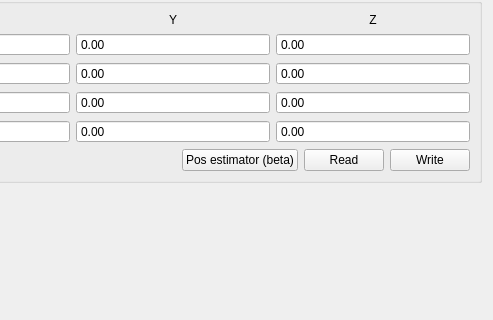
Before: the Qt Designer form src/cfclient/ui/tabs/locopositioning_tab.ui in bitcraze/crazyflie-clients-python, drawn with Qt 5; both pictures show x 855 to 1348 and y 160 to 480 of the 1348 by 770 pixel window.
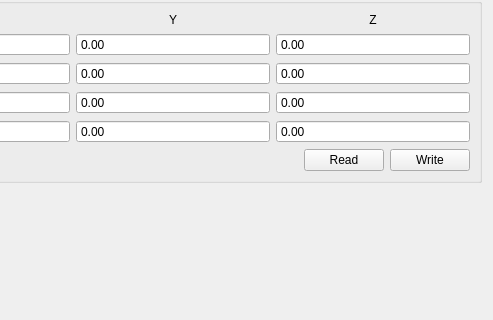
After: the same form once the commit is applied.

Commit message: Removed anchor position estimator. Closes #347

```diff
--- a/src/cfclient/ui/tabs/locopositioning_tab.ui
+++ b/src/cfclient/ui/tabs/locopositioning_tab.ui
@@ -1166,16 +1166,6 @@
               </property>
              </spacer>
             </item>
-            <item>
-             <widget class="QPushButton" name="_pos_estimate_button">
-              <property name="toolTip">
-               <string>Anchor position estimator wizard</string>
-              </property>
-              <property name="text">
-               <string>Pos estimator (beta)</string>
-              </property>
-             </widget>
-            </item>
             <item>
              <widget class="QPushButton" name="_read_pos_from_anhors_button">
               <property name="enabled">
```
The commit also changes 4 other files.
